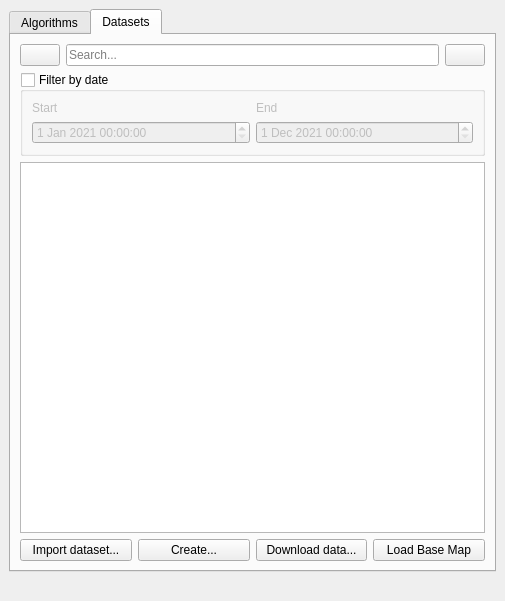
Above: LDMP/gui/WidgetMain.ui from ConservationInternational/trends.earth before the change. Below: the same form after it.
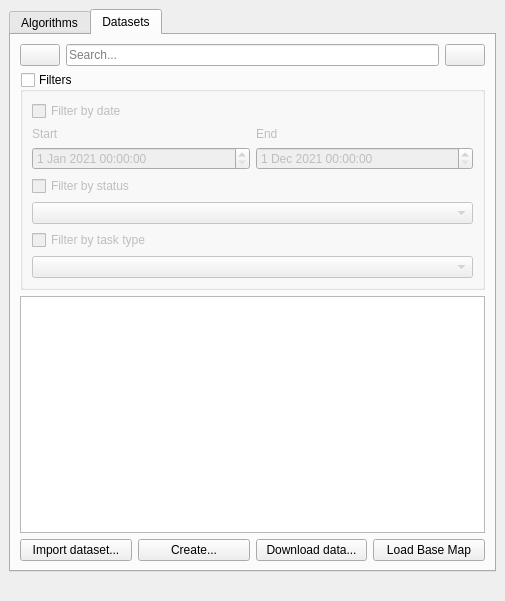
That is the form after the change. Custom widgets are drawn as their Qt base class.

Patch:
```diff
--- a/LDMP/gui/WidgetMain.ui
+++ b/LDMP/gui/WidgetMain.ui
@@ -88,7 +88,7 @@
            <string/>
           </property>
           <property name="title">
-           <string>Filter by date</string>
+           <string>Filters</string>
           </property>
           <property name="checkable">
            <bool>true</bool>
@@ -99,6 +99,15 @@
           <property name="collapsed">
            <bool>true</bool>
           </property>
+          <layout class="QVBoxLayout" name="filter_group_layout">
+           <item>
+            <widget class="QCheckBox" name="date_filter_chk">
+             <property name="text">
+              <string>Filter by date</string>
+             </property>
+            </widget>
+           </item>
+           <item>
           <layout class="QGridLayout" name="gridLayout_2">
            <item row="0" column="0">
             <widget class="QLabel" name="label_13">
@@ -149,6 +158,36 @@
                <month>12</month>
                <day>1</day>
               </date>
+               </property>
+              </widget>
+             </item>
+            </layout>
+           </item>
+           <item>
+            <widget class="QCheckBox" name="status_filter_chk">
+             <property name="text">
+              <string>Filter by status</string>
+             </property>
+            </widget>
+           </item>
+           <item>
+            <widget class="QComboBox" name="status_filter_cb">
+             <property name="toolTip">
+              <string>Filter datasets by their current status</string>
+             </property>
+            </widget>
+           </item>
+           <item>
+            <widget class="QCheckBox" name="task_type_filter_chk">
+             <property name="text">
+              <string>Filter by task type</string>
+             </property>
+            </widget>
+           </item>
+           <item>
+            <widget class="QComboBox" name="task_type_filter_cb">
+             <property name="toolTip">
+              <string>Filter datasets by task type (algorithm/script)</string>
              </property>
             </widget>
            </item>
```
Left out of the diff: 5 changed lines with no effect on the pictures. Lines whose indentation alone changed are shown as unchanged.
